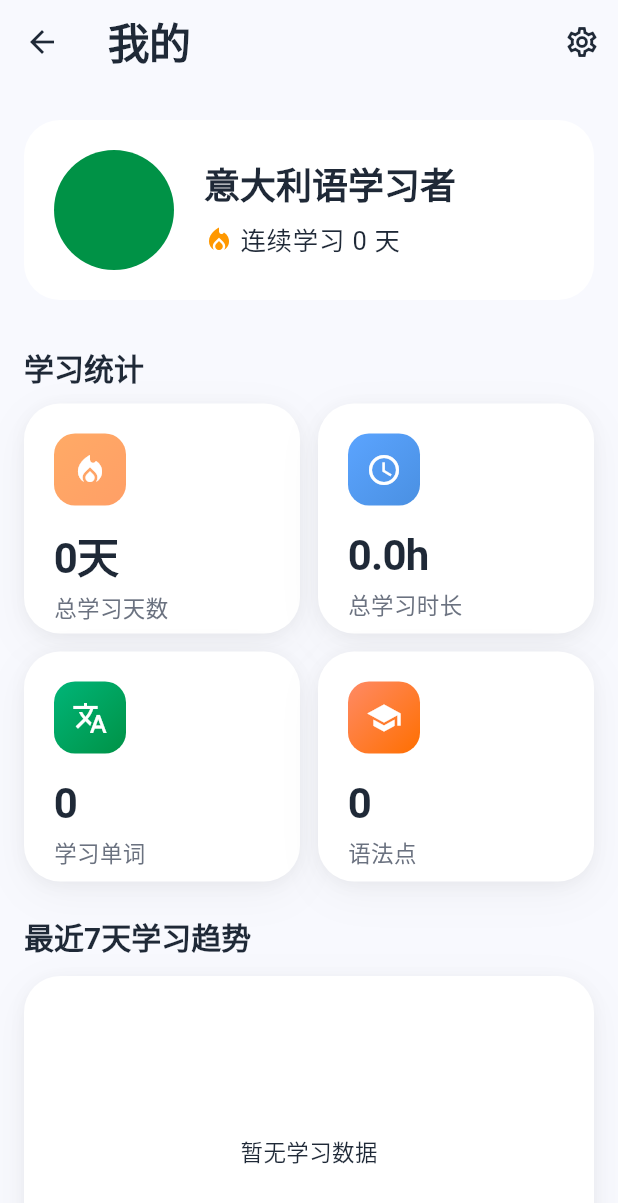
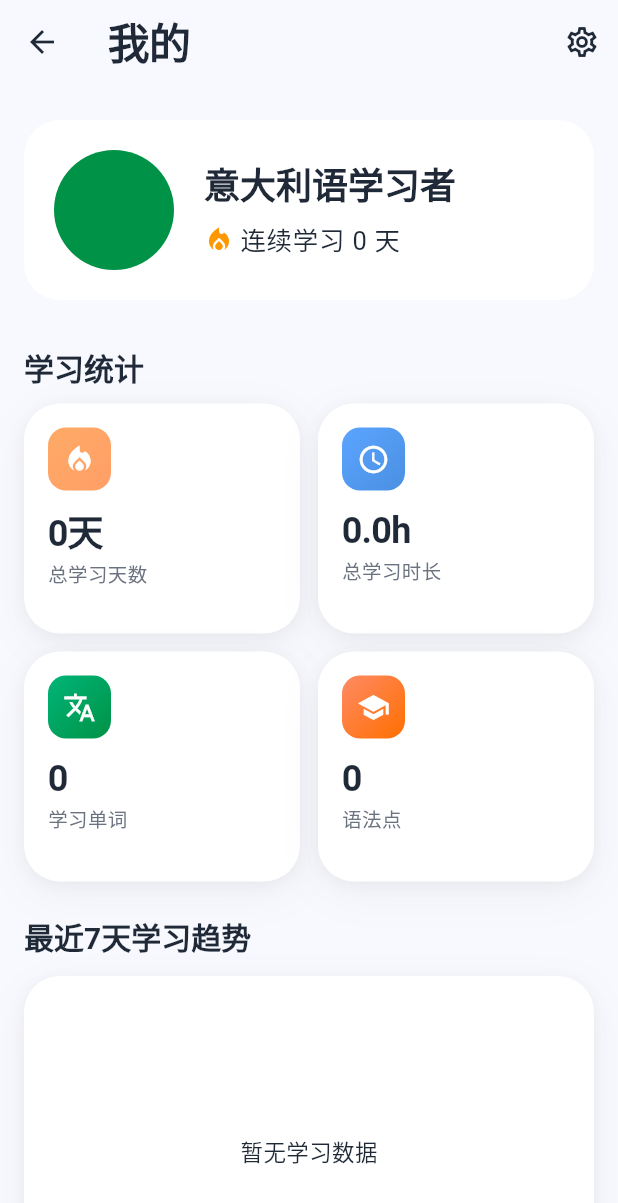
Before and after one commit to zhy844694805/Italiano, a Flutter app: the ProfileScreen screen opened directly, on a phone screen of 412 x 824 dp. Shown: the top 1203 px of the screen. Run offline on Flutter 3.47's test engine with Material 3 defaults, Android fonts, the phone set to English and light mode, and no system bars; our stand-ins replace audioplayers, confetti, dio, fl_chart, flutter_riverpod, go_router and 3 more; accounts and stored records are empty.

Commit message:
fix: 修复 StatCard 组件布局溢出问题
调整 ProfileScreen 统计卡片的尺寸和间距

**修复内容**:
- StatCard padding: 20→16
- 图标容器 padding: 12→10, 图标大小: 24→22
- 间距优化: SizedBox 16→12, 4→3
- 数值字体: 28→24, 标签字体: 15→13
- 添加 mainAxisSize.min 和文本溢出保护

**测试结果**:
- ✅ 解决 ProfileScreen 统计卡片溢出 3.2 像素问题
- ✅ APK 构建成功 (53.6MB)

🎨 Generated with [Claude Code](https://claude.com/claude-code)

Co-Authored-By: Claude <noreply@anthropic.com>

```diff
--- a/lib/shared/widgets/gradient_card.dart
+++ b/lib/shared/widgets/gradient_card.dart
@@ -217,34 +217,41 @@ class StatCard extends StatelessWidget {
 
     return Container(
       decoration: ModernTheme.floatingCardDecoration(),
-      padding: const EdgeInsets.all(20),
+      padding: const EdgeInsets.all(16),
       child: Column(
         crossAxisAlignment: CrossAxisAlignment.start,
+        mainAxisSize: MainAxisSize.min,
         children: [
           // 渐变图标
           Container(
-            padding: const EdgeInsets.all(12),
+            padding: const EdgeInsets.all(10),
             decoration: BoxDecoration(
               gradient: effectiveGradient,
-              borderRadius: BorderRadius.circular(14),
+              borderRadius: BorderRadius.circular(12),
             ),
-            child: Icon(icon, color: Colors.white, size: 24),
+            child: Icon(icon, color: Colors.white, size: 22),
           ),
-          const SizedBox(height: 16),
+          const SizedBox(height: 12),
           // 数值
           Text(
             value,
             style: theme.textTheme.displaySmall?.copyWith(
               fontWeight: FontWeight.bold,
+              fontSize: 24,
             ),
+            maxLines: 1,
+            overflow: TextOverflow.ellipsis,
           ),
-          const SizedBox(height: 4),
+          const SizedBox(height: 3),
           // 标签
           Text(
             label,
             style: theme.textTheme.bodyMedium?.copyWith(
               color: ModernTheme.textLight,
+              fontSize: 13,
             ),
+            maxLines: 1,
+            overflow: TextOverflow.ellipsis,
           ),
         ],
       ),
```
